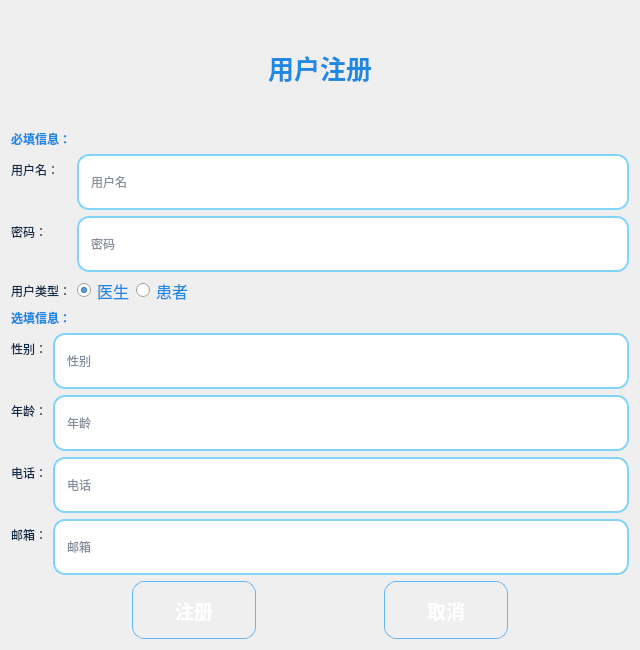
First picture: the form in medical_client/signup.ui, repository Gray7118/SMS-Smart_Medical_System, before the edit.
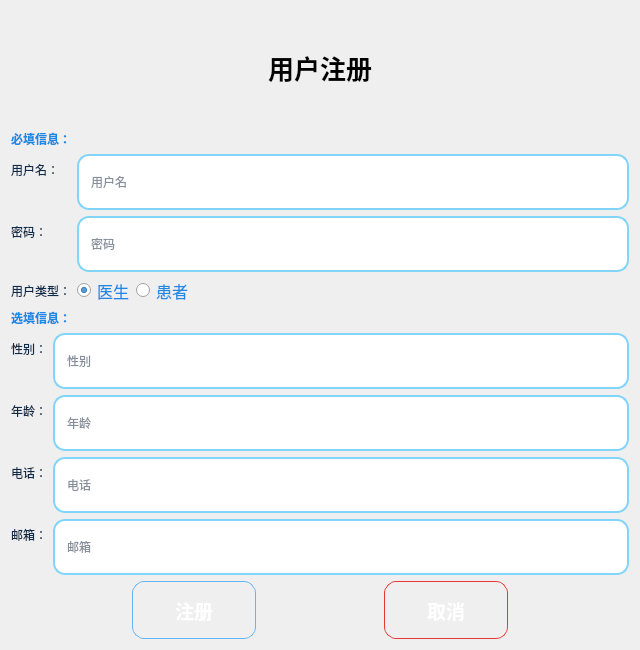
Second picture: the form after the edit.

The edit to the form file:
```diff
--- a/medical_client/signup.ui
+++ b/medical_client/signup.ui
@@ -25,12 +25,41 @@
         font-family: &quot;Microsoft YaHei&quot;;
     }
 
-    /* 标题 */
-    #label_title {
-        color: #1e88e5;
-        font-size: 26px;   /* 放大字体 */
-        font-weight: bold; /* 加粗 */
-    }
+/* 标题改为黑色 */
+#label_title {
+    color: #000000; /* 黑色 */
+    font-size: 26px;
+    font-weight: bold;
+}
+
+/* 取消按钮改为红色风格，其余保持原样 */
+#quitButton {
+    border-radius: 12px;
+    border: 1px solid #e53935;
+    color: #ffffff;
+    font-weight: bold;
+    background-color: qlineargradient(
+        x1:0, y1:0, x2:0, y2:1,
+        stop:0 #ef5350,
+        stop:1 #d32f2f
+    );
+}
+
+#quitButton:hover {
+    background-color: qlineargradient(
+        x1:0, y1:0, x2:0, y2:1,
+        stop:0 #e57373,
+        stop:1 #c62828
+    );
+}
+
+#quitButton:pressed {
+    background-color: qlineargradient(
+        x1:0, y1:0, x2:0, y2:1,
+        stop:0 #d32f2f,
+        stop:1 #b71c1c
+    );
+}
 
     /* 提示标签（保留原名tip1Label/tip2Label） */
     QLabel {
```
